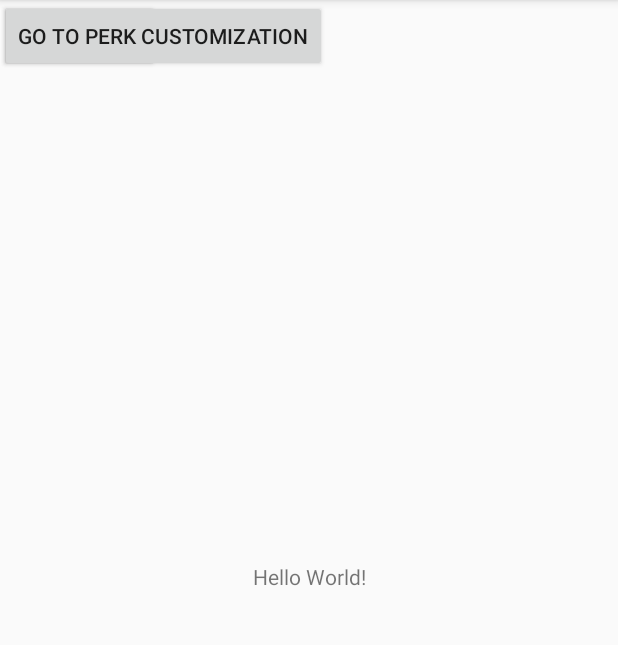
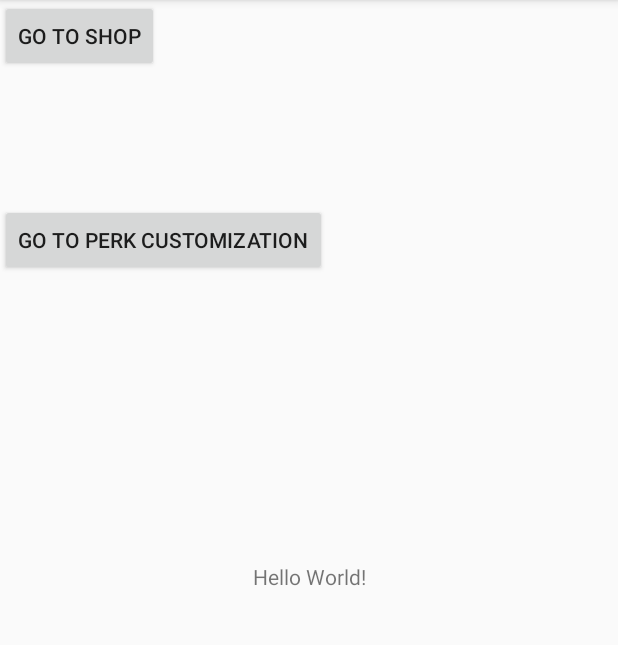
Before and after one commit to TheVanillaBean/OnARoll, an Android app: the screen it shows after launch (MainActivity), on a phone screen of 412 x 824 dp, the part 84-729 px from its top. Run offline under Robolectric (Android 15) with nearby library versions, the phone set to English and light mode, and no system bars; libraries missing offline, so code that uses them is left out: uk.co.chrisjenx; 1 statement that could not run was skipped.

Commit message:
Trying to figure out why I can't switch the activty, plz help

```diff
--- a/app/src/main/java/com/onarollapp/onaroll/Controller/MainActivity.java
+++ b/app/src/main/java/com/onarollapp/onaroll/Controller/MainActivity.java
@@ -4,6 +4,8 @@ import android.content.Intent;
 import android.support.v7.app.AppCompatActivity;
 import android.os.Bundle;
 import android.view.View;
+import android.widget.Button;
+import android.widget.TextView;
 
 import com.onarollapp.onaroll.R;
 
@@ -13,11 +15,27 @@ public class MainActivity extends AppCompatActivity {
     protected void onCreate(Bundle savedInstanceState) {
         super.onCreate(savedInstanceState);
         setContentView(R.layout.activity_main);
+
+
+        final Button goToShopButton = (Button)findViewById(R.id.go_to_shop);
+        goToShopButton.setOnClickListener(new View.OnClickListener() {
+            public void onClick(View v) {
+                // Crashing when I try to change my activity not sure why
+                changeActivity(ShopActivity.class);
+
+                // This line was to test that the on click listener was working correctly
+                /*final TextView test = (TextView)findViewById(R.id.helloWorld);
+                test.setText("IT WORKED!!!");*/
+            }
+        });
+
     }
 
-    public void goToShop(View v) {
-        Intent intent = new Intent(this, ShopActivity.class);
 
+
+
+    private void changeActivity(Class<?> cls) {
+        Intent intent = new Intent(this, cls);
         startActivity(intent);
     }
 }
--- a/app/src/main/res/layout/activity_main.xml
+++ b/app/src/main/res/layout/activity_main.xml
@@ -7,6 +7,7 @@
     tools:context="com.onarollapp.onaroll.Controller.MainActivity">
 
     <TextView
+        android:id="@+id/helloWorld"
         android:layout_width="wrap_content"
         android:layout_height="wrap_content"
         android:text="Hello World!"
@@ -15,21 +16,29 @@
         app:layout_constraintRight_toRightOf="parent"
         app:layout_constraintTop_toTopOf="parent" />
 
+    <GridLayout
+        android:layout_width="368dp"
+        android:layout_height="103dp"
+        android:layout_marginBottom="135dp"
+        app:layout_constraintBottom_toTopOf="@+id/helloWorld"
+        tools:layout_editor_absoluteX="0dp">
+
+        <Button
+            android:id="@+id/go_to_perk_customiztion"
+            android:layout_width="wrap_content"
+            android:layout_height="wrap_content"
+            android:text="Go To Perk Customization"
+            tools:layout_editor_absoluteX="16dp"
+            tools:layout_editor_absoluteY="64dp" />
+
+    </GridLayout>
+
     <Button
         android:id="@+id/go_to_shop"
         android:layout_width="wrap_content"
         android:layout_height="wrap_content"
-        android:onClick="goToShop"
         android:text="Go To Shop"
-        tools:layout_editor_absoluteX="57dp"
-        tools:layout_editor_absoluteY="119dp" />
-
-    <Button
-        android:id="@+id/go_to_perk_customiztion"
-        android:layout_width="wrap_content"
-        android:layout_height="wrap_content"
-        android:text="Go To Perk Customization"
-        tools:layout_editor_absoluteX="47dp"
-        tools:layout_editor_absoluteY="181dp" />
+        tools:layout_editor_absoluteX="443dp"
+        tools:layout_editor_absoluteY="231dp" />
 
 </android.support.constraint.ConstraintLayout>
```
